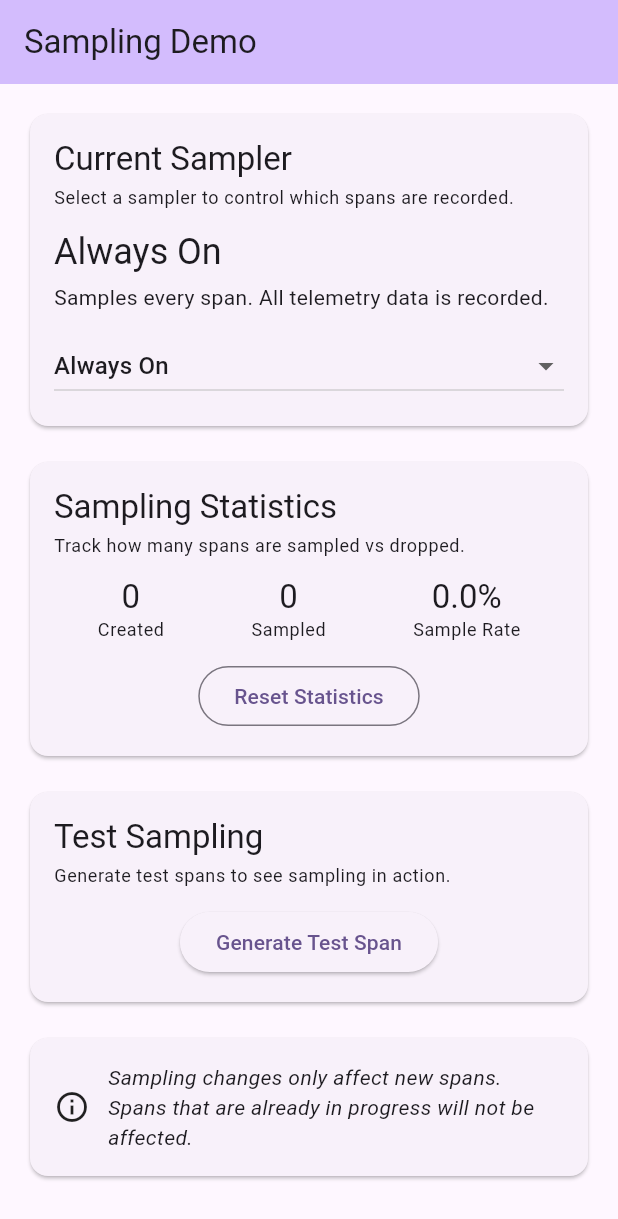
After one commit to embrace-io/embrace-flutter-dartastic, a Flutter app: the SamplingDemoScreen screen opened by its route, on a phone screen of 412 x 824 dp. The commit adds this screen. Shown: the top 1219 px of the screen. Run offline on Flutter 3.47's test engine with Material 3 defaults, Android fonts, the phone set to English and light mode, and no system bars; our stand-ins replace go_router; missing offline and left inert: dartastic_opentelemetry, flutterrific_opentelemetry.

Commit message:
Sampling Configuration

```diff
--- a/lib/app.dart
+++ b/lib/app.dart
@@ -10,6 +10,7 @@ import 'screens/main_screen.dart';
 import 'screens/metrics_demo_screen.dart';
 import 'screens/performance_demo_screen.dart';
 import 'screens/resource_demo_screen.dart';
+import 'screens/sampling_demo_screen.dart';
 import 'screens/tracing_demo_screen.dart';
 
 final _router = GoRouter(
@@ -51,6 +52,10 @@ final _router = GoRouter(
       path: '/resources',
       builder: (context, state) => const ResourceDemoScreen(),
     ),
+    GoRoute(
+      path: '/sampling',
+      builder: (context, state) => const SamplingDemoScreen(),
+    ),
   ],
 );
 
--- a/lib/screens/home_page.dart
+++ b/lib/screens/home_page.dart
@@ -51,6 +51,10 @@ class HomePage extends StatelessWidget {
               onPressed: () => context.push('/resources'),
               child: const Text('Resources Demo'),
             ),
+            ElevatedButton(
+              onPressed: () => context.push('/sampling'),
+              child: const Text('Sampling Demo'),
+            ),
           ],
         ),
       ),
--- /dev/null
+++ b/lib/screens/sampling_demo/sampler_selector.dart
@@ -0,0 +1,50 @@
+import 'package:flutter/material.dart';
+
+import 'sampler_type.dart';
+
+class SamplerSelector extends StatelessWidget {
+  const SamplerSelector({
+    super.key,
+    required this.selectedType,
+    required this.onChanged,
+  });
+
+  final SamplerType selectedType;
+  final ValueChanged<SamplerType> onChanged;
+
+  @override
+  Widget build(BuildContext context) {
+    return Column(
+      crossAxisAlignment: CrossAxisAlignment.start,
+      children: [
+        Text(
+          selectedType.displayName,
+          style: Theme.of(context).textTheme.headlineSmall,
+        ),
+        const SizedBox(height: 4),
+        Text(
+          selectedType.description,
+          style: Theme.of(context).textTheme.bodyMedium,
+        ),
+        const SizedBox(height: 12),
+        DropdownButton<SamplerType>(
+          value: selectedType,
+          isExpanded: true,
+          onChanged: (value) {
+            if (value != null) {
+              onChanged(value);
+            }
+          },
+          items: SamplerType.values
+              .map(
+                (type) => DropdownMenuItem<SamplerType>(
+                  value: type,
+                  child: Text(type.displayName),
+                ),
+              )
+              .toList(),
+        ),
+      ],
+    );
+  }
+}
--- /dev/null
+++ b/lib/screens/sampling_demo/sampler_type.dart
@@ -0,0 +1,47 @@
+import 'package:dartastic_opentelemetry/dartastic_opentelemetry.dart';
+
+enum SamplerType {
+  alwaysOn(
+    displayName: 'Always On',
+    description: 'Samples every span. All telemetry data is recorded.',
+  ),
+  alwaysOff(
+    displayName: 'Always Off',
+    description: 'Drops every span. No telemetry data is recorded.',
+  ),
+  traceIdRatio(
+    displayName: 'Trace ID Ratio',
+    description:
+        'Samples a percentage of traces based on trace ID. Default: 50%.',
+  ),
+  rateLimiting(
+    displayName: 'Rate Limiting',
+    description:
+        'Limits the number of sampled spans per second. Default: 10/sec.',
+  ),
+  parentBased(
+    displayName: 'Parent Based',
+    description:
+        'Defers sampling decision to the parent span. Root spans use Always On.',
+  );
+
+  const SamplerType({required this.displayName, required this.description});
+
+  final String displayName;
+  final String description;
+}
+
+Sampler createSampler(SamplerType type) {
+  switch (type) {
+    case SamplerType.alwaysOn:
+      return AlwaysOnSampler();
+    case SamplerType.alwaysOff:
+      return AlwaysOffSampler();
+    case SamplerType.traceIdRatio:
+      return TraceIdRatioSampler(0.5);
+    case SamplerType.rateLimiting:
+      return RateLimitingSampler(10.0);
+    case SamplerType.parentBased:
+      return ParentBasedSampler(AlwaysOnSampler());
+  }
+}
--- /dev/null
+++ b/lib/screens/sampling_demo/sampling_statistics.dart
@@ -0,0 +1,39 @@
+import 'package:flutter/widgets.dart';
+
+class SamplingStatistics extends ChangeNotifier {
+  SamplingStatistics._();
+
+  static final instance = SamplingStatistics._();
+
+  int _spansCreated = 0;
+  int _spansSampled = 0;
+
+  int get spansCreated => _spansCreated;
+
+  int get spansSampled => _spansSampled;
+
+  int get spansDropped => _spansCreated - _spansSampled;
+
+  double get sampleRate =>
+      _spansCreated == 0 ? 0.0 : (_spansSampled / _spansCreated) * 100.0;
+
+  void recordSpan({required bool wasSampled}) {
+    _spansCreated++;
+    if (wasSampled) {
+      _spansSampled++;
+    }
+    notifyListeners();
+  }
+
+  void resetStatistics() {
+    _spansCreated = 0;
+    _spansSampled = 0;
+    notifyListeners();
+  }
+
+  @visibleForTesting
+  void reset() {
+    _spansCreated = 0;
+    _spansSampled = 0;
+  }
+}
--- /dev/null
+++ b/lib/screens/sampling_demo/statistics_panel.dart
@@ -0,0 +1,77 @@
+import 'package:flutter/material.dart';
+
+import 'sampling_statistics.dart';
+
+class StatisticsPanel extends StatefulWidget {
+  const StatisticsPanel({super.key});
+
+  @override
+  State<StatisticsPanel> createState() => _StatisticsPanelState();
+}
+
+class _StatisticsPanelState extends State<StatisticsPanel> {
+  final _stats = SamplingStatistics.instance;
+
+  @override
+  void initState() {
+    super.initState();
+    _stats.addListener(_onStatsChanged);
+  }
+
+  @override
+  void dispose() {
+    _stats.removeListener(_onStatsChanged);
+    super.dispose();
+  }
+
+  void _onStatsChanged() {
+    setState(() {});
+  }
+
+  @override
+  Widget build(BuildContext context) {
+    return Column(
+      children: [
+        Row(
+          mainAxisAlignment: MainAxisAlignment.spaceAround,
+          children: [
+            _StatItem(label: 'Created', value: '${_stats.spansCreated}'),
+            _StatItem(label: 'Sampled', value: '${_stats.spansSampled}'),
+            _StatItem(
+              label: 'Sample Rate',
+              value: '${_stats.sampleRate.toStringAsFixed(1)}%',
+            ),
+          ],
+        ),
+        const SizedBox(height: 12),
+        OutlinedButton(
+          onPressed: () => _stats.resetStatistics(),
+          child: const Text('Reset Statistics'),
+        ),
+      ],
+    );
+  }
+}
+
+class _StatItem extends StatelessWidget {
+  const _StatItem({required this.label, required this.value});
+
+  final String label;
+  final String value;
+
+  @override
+  Widget build(BuildContext context) {
+    return Column(
+      children: [
+        Text(
+          value,
+          style: Theme.of(context).textTheme.titleLarge,
+        ),
+        Text(
+          label,
+          style: Theme.of(context).textTheme.bodySmall,
+        ),
+      ],
+    );
+  }
+}
--- /dev/null
+++ b/lib/screens/sampling_demo_screen.dart
@@ -0,0 +1,97 @@
+import 'package:flutter/material.dart';
+import 'package:flutterrific_opentelemetry/flutterrific_opentelemetry.dart';
+
+import 'metrics_demo/demo_section.dart';
+import 'sampling_demo/sampler_selector.dart';
+import 'sampling_demo/sampler_type.dart';
+import 'sampling_demo/sampling_statistics.dart';
+import 'sampling_demo/statistics_panel.dart';
+
+class SamplingDemoScreen extends StatefulWidget {
+  const SamplingDemoScreen({super.key});
+
+  @override
+  State<SamplingDemoScreen> createState() => _SamplingDemoScreenState();
+}
+
+class _SamplingDemoScreenState extends State<SamplingDemoScreen> {
+  SamplerType _selectedSamplerType = SamplerType.alwaysOn;
+
+  void _onSamplerChanged(SamplerType type) {
+    setState(() {
+      _selectedSamplerType = type;
+    });
+    final sampler = createSampler(type);
+    FlutterOTel.tracerProvider.sampler = sampler;
+  }
+
+  void _generateTestSpan() {
+    final span = FlutterOTel.tracer.startSpan('sampling.test_span');
+    final wasSampled = span.isRecording;
+    span.end();
+    SamplingStatistics.instance.recordSpan(wasSampled: wasSampled);
+  }
+
+  @override
+  Widget build(BuildContext context) {
+    return Scaffold(
+      appBar: AppBar(
+        backgroundColor: Theme.of(context).colorScheme.inversePrimary,
+        title: const Text('Sampling Demo'),
+      ),
+      body: ListView(
+        padding: const EdgeInsets.all(16.0),
+        children: [
+          DemoSection(
+            title: 'Current Sampler',
+            description: 'Select a sampler to control which spans are recorded.',
+            child: SamplerSelector(
+              selectedType: _selectedSamplerType,
+              onChanged: _onSamplerChanged,
+            ),
+          ),
+          const SizedBox(height: 16),
+          DemoSection(
+            title: 'Sampling Statistics',
+            description: 'Track how many spans are sampled vs dropped.',
+            child: const StatisticsPanel(),
+          ),
+          const SizedBox(height: 16),
+          DemoSection(
+            title: 'Test Sampling',
+            description: 'Generate test spans to see sampling in action.',
+            child: Center(
+              child: ElevatedButton(
+                onPressed: _generateTestSpan,
+                child: const Text('Generate Test Span'),
+              ),
+            ),
+          ),
+          const SizedBox(height: 16),
+          Card(
+            child: Padding(
+              padding: const EdgeInsets.all(16.0),
+              child: Row(
+                children: [
+                  const Icon(Icons.info_outline),
+                  const SizedBox(width: 12),
+                  Expanded(
+                    child: Text(
+                      'Sampling changes only affect new spans. '
+                      'Spans that are already in progress will not be affected.',
+                      style: Theme.of(context)
+                          .textTheme
+                          .bodyMedium
+                          ?.copyWith(fontStyle: FontStyle.italic),
+                    ),
+                  ),
+                ],
+              ),
+            ),
+          ),
+          const SizedBox(height: 16),
+        ],
+      ),
+    );
+  }
+}
```
Also changed, not shown: 3 other files.
